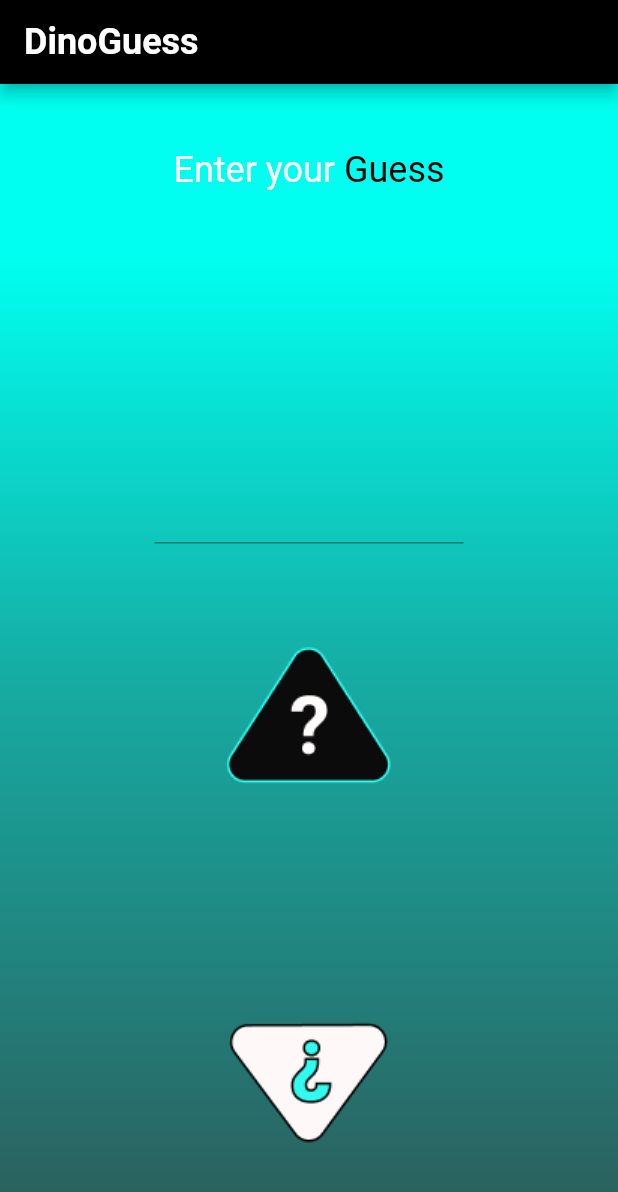
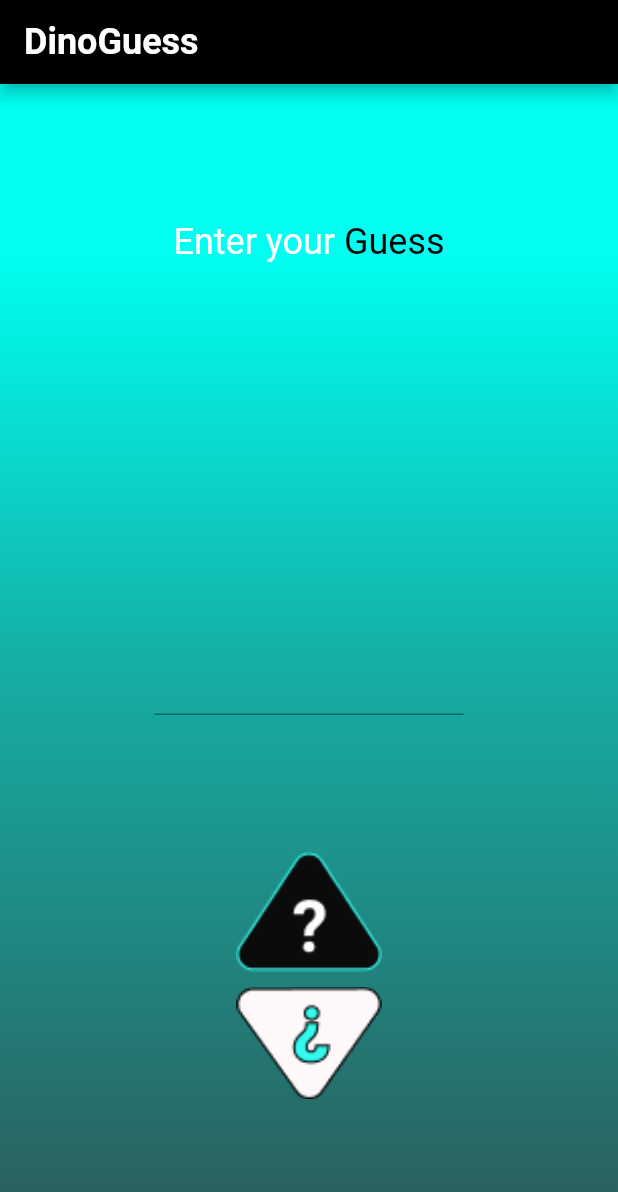
Before and after one commit to SandhraPrathap/dinoGuess, a Flutter app: the screen it shows after launch, on a phone screen of 412 x 824 dp. Shown: the top 1192 px of the screen. Run offline on Flutter 3.47's test engine with Material 2 defaults, Android fonts, the phone set to English and light mode, and no system bars.

Commit message:
fixed icon button issue

```diff
--- a/lib/main.dart
+++ b/lib/main.dart
@@ -1,7 +1,13 @@
 import 'package:flutter/material.dart';
+import 'dart:math';
 
 void main() {
   runApp(MaterialApp(home: DinoGuess()));
+}
+
+void rand() {
+  Random random = new Random();
+  int randomNumber = random.nextInt(100);
 }
 
 class DinoGuess extends StatefulWidget {
@@ -58,7 +64,7 @@ class _DinoGuessState extends State<DinoGuess> {
               Container(
                 width: MediaQuery.of(context).size.width * 0.5,
                 child: TextFormField(
-                    style: TextStyle(fontSize: 85,fontWeight: FontWeight.w300),
+                  style: TextStyle(fontSize: 95, fontWeight: FontWeight.w300),
                   textAlign: TextAlign.center,
                   decoration: InputDecoration(
                       border: UnderlineInputBorder(
@@ -66,9 +72,35 @@ class _DinoGuessState extends State<DinoGuess> {
                       labelText: ''),
                 ),
               ),
-                      IconButton(onPressed:(){}, icon:(Image.asset("image/icon6.png")),iconSize:150,),
-                       IconButton(onPressed:(){}, icon:(Image.asset("image/icon5.png")),iconSize:150,)
-                         ],),
+              Column(
+                children: [
+                  GestureDetector(
+                    onTap: () {},
+                    child: Container(
+                      height: 80,
+                      decoration: BoxDecoration(
+                        image: DecorationImage(
+                            fit: BoxFit.fitHeight,
+                            image: AssetImage("image/black.png")),
+                      ),
+                    ),
+                  ),
+                  SizedBox(height: 10),
+                  GestureDetector(
+                    onTap: () {},
+                    child: Container(
+                      height: 75,
+                      decoration: BoxDecoration(
+                        image: DecorationImage(
+                            fit: BoxFit.fitHeight,
+                            image: AssetImage("image/white.png")),
+                      ),
+                    ),
+                  ),
+                ],
+              ),
+            ],
+          ),
         ),
       ),
     );
```
Also changed, not shown: pubspec.yaml (+1 -6 lines), image/black.png (added), image/icon1.png (deleted), image/icon2.png (deleted), image/icon3.png (deleted), image/icon4.png (deleted), image/icon5.png (deleted), image/icon6.png (deleted), image/white.png (added), 1 other file. Lines whose indentation alone changed are shown as unchanged.
